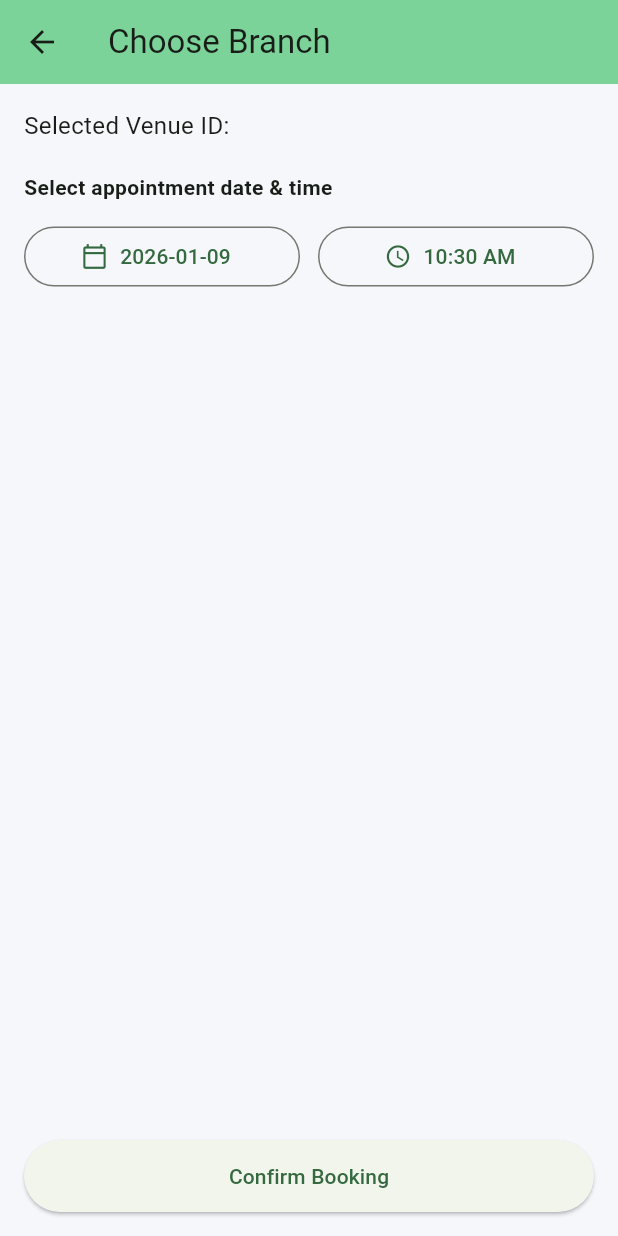
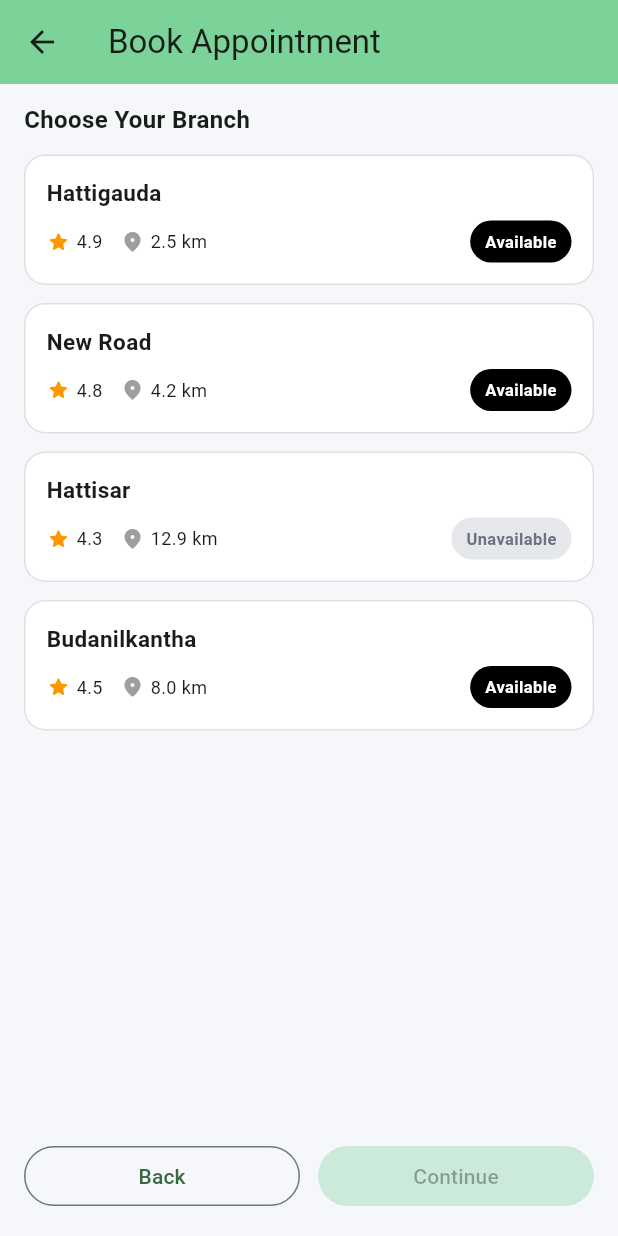
Before and after one commit to sujal-shrestha/queless_frontend, a Flutter app: the ChooseBranchScreen screen opened directly with empty values, on a phone screen of 412 x 824 dp. Run offline on Flutter 3.47's test engine with Material 3 defaults, Android fonts, the phone set to English and light mode, and no system bars; our stand-ins replace shared_preferences; accounts and stored records are empty.

```diff
--- a/lib/views/booking/choose_branch_screen.dart
+++ b/lib/views/booking/choose_branch_screen.dart
@@ -1,5 +1,5 @@
 import 'package:flutter/material.dart';
-import '../../data/services/booking_service.dart';
+import 'booking_flow_args.dart';
 
 class ChooseBranchScreen extends StatefulWidget {
   const ChooseBranchScreen({super.key});
@@ -9,132 +9,148 @@ class ChooseBranchScreen extends StatefulWidget {
 }
 
 class _ChooseBranchScreenState extends State<ChooseBranchScreen> {
-  final BookingService _service = BookingService();
+  String? selectedBranchId;
+  String? selectedBranchName;
 
-  DateTime _selectedDate = DateTime.now();
-  TimeOfDay _selectedTime = TimeOfDay.now();
-  bool _loading = false;
+  final List<Map<String, dynamic>> branches = const [
+    {'id': 'b1', 'name': 'Hattigauda', 'rating': 4.9, 'distance': '2.5 km', 'available': true},
+    {'id': 'b2', 'name': 'New Road', 'rating': 4.8, 'distance': '4.2 km', 'available': true},
+    {'id': 'b3', 'name': 'Hattisar', 'rating': 4.3, 'distance': '12.9 km', 'available': false},
+    {'id': 'b4', 'name': 'Budanilkantha', 'rating': 4.5, 'distance': '8.0 km', 'available': true},
+  ];
 
-  Future<void> _pickDate() async {
-    final now = DateTime.now();
-    final picked = await showDatePicker(
-      context: context,
-      initialDate: _selectedDate,
-      firstDate: DateTime(now.year, now.month, now.day),
-      lastDate: DateTime(now.year + 2),
-    );
-    if (picked == null) return;
-    setState(() => _selectedDate = picked);
-  }
-
-  Future<void> _pickTime() async {
-    final picked = await showTimePicker(
-      context: context,
-      initialTime: _selectedTime,
-    );
-    if (picked == null) return;
-    setState(() => _selectedTime = picked);
-  }
-
-  DateTime _combinedDateTime() {
-    return DateTime(
-      _selectedDate.year,
-      _selectedDate.month,
-      _selectedDate.day,
-      _selectedTime.hour,
-      _selectedTime.minute,
-    );
-  }
-
-  Future<void> _confirm(String venueId) async {
-    setState(() => _loading = true);
-
-    final scheduledAt = _combinedDateTime();
-
-    final res = await _service.createBooking(
-      venueId: venueId,
-      title: "Appointment",
-      scheduledAt: scheduledAt,
-    );
-
-    setState(() => _loading = false);
-
-    final status = res['statusCode'] as int;
-    final data = res['data'];
-
-    if (status < 200 || status >= 300) {
-      final msg = (data is Map && data['message'] != null)
-          ? data['message'].toString()
-          : 'Booking failed';
-      if (!mounted) return;
-      ScaffoldMessenger.of(context).showSnackBar(SnackBar(content: Text(msg)));
-      return;
-    }
-
-    if (!mounted) return;
-    ScaffoldMessenger.of(context).showSnackBar(
-      const SnackBar(content: Text("Booking confirmed")),
-    );
-
-    Navigator.of(context).popUntil((r) => r.settings.name == '/home' || r.isFirst);
+  void _continue(BookingDraft draft) {
+    if (selectedBranchId == null || selectedBranchName == null) return;
+    final next = draft.copyWith(branchId: selectedBranchId, branchName: selectedBranchName);
+    Navigator.pushNamed(context, '/select-date', arguments: next);
   }
 
   @override
   Widget build(BuildContext context) {
-    final venueId = ModalRoute.of(context)!.settings.arguments as String;
+    final draft = ModalRoute.of(context)!.settings.arguments as BookingDraft;
 
     return Scaffold(
       appBar: AppBar(
-        title: const Text("Choose Branch"),
+        title: const Text('Book Appointment'),
         backgroundColor: const Color(0xFF7CD39A),
         elevation: 0,
+        leading: IconButton(
+          icon: const Icon(Icons.arrow_back),
+          onPressed: () => Navigator.pop(context),
+        ),
       ),
-      body: Padding(
-        padding: const EdgeInsets.all(16),
-        child: Column(
-          crossAxisAlignment: CrossAxisAlignment.start,
-          children: [
-            Text("Selected Venue ID: $venueId", style: const TextStyle(fontSize: 16)),
-            const SizedBox(height: 20),
+      body: Column(
+        children: [
+          const SizedBox(height: 12),
+          const Padding(
+            padding: EdgeInsets.symmetric(horizontal: 16),
+            child: Align(
+              alignment: Alignment.centerLeft,
+              child: Text('Choose Your Branch', style: TextStyle(fontSize: 16, fontWeight: FontWeight.w600)),
+            ),
+          ),
+          const SizedBox(height: 12),
+          Expanded(
+            child: ListView.builder(
+              padding: const EdgeInsets.symmetric(horizontal: 16),
+              itemCount: branches.length,
+              itemBuilder: (context, i) {
+                final b = branches[i];
+                final isSelected = selectedBranchId == b['id'];
 
-            const Text("Select appointment date & time", style: TextStyle(fontWeight: FontWeight.w600)),
-            const SizedBox(height: 12),
-
-            Row(
+                return GestureDetector(
+                  onTap: () {
+                    setState(() {
+                      selectedBranchId = b['id'] as String;
+                      selectedBranchName = b['name'] as String;
+                    });
+                  },
+                  child: Container(
+                    margin: const EdgeInsets.only(bottom: 12),
+                    padding: const EdgeInsets.all(14),
+                    decoration: BoxDecoration(
+                      color: Colors.white,
+                      borderRadius: BorderRadius.circular(14),
+                      border: Border.all(
+                        color: isSelected ? const Color(0xFF16C25A) : Colors.grey.shade300,
+                        width: isSelected ? 2 : 1,
+                      ),
+                    ),
+                    child: Column(
+                      crossAxisAlignment: CrossAxisAlignment.start,
+                      children: [
+                        Text(
+                          b['name'] as String,
+                          style: const TextStyle(fontSize: 15, fontWeight: FontWeight.w700),
+                        ),
+                        const SizedBox(height: 8),
+                        Row(
+                          children: [
+                            const Icon(Icons.star_rounded, size: 16, color: Colors.orange),
+                            const SizedBox(width: 4),
+                            Text('${b['rating']}', style: const TextStyle(fontSize: 12)),
+                            const SizedBox(width: 12),
+                            const Icon(Icons.place_rounded, size: 16, color: Colors.grey),
+                            const SizedBox(width: 4),
+                            Text('${b['distance']}', style: const TextStyle(fontSize: 12)),
+                            const Spacer(),
+                            _AvailabilityChip(available: b['available'] as bool),
+                          ],
+                        ),
+                      ],
+                    ),
+                  ),
+                );
+              },
+            ),
+          ),
+          Padding(
+            padding: const EdgeInsets.fromLTRB(16, 8, 16, 16),
+            child: Row(
               children: [
                 Expanded(
-                  child: OutlinedButton.icon(
-                    onPressed: _pickDate,
-                    icon: const Icon(Icons.calendar_today_outlined),
-                    label: Text("${_selectedDate.year}-${_selectedDate.month.toString().padLeft(2, "0")}-${_selectedDate.day.toString().padLeft(2, "0")}"),
+                  child: OutlinedButton(
+                    onPressed: () => Navigator.pop(context),
+                    child: const Text('Back'),
                   ),
                 ),
                 const SizedBox(width: 12),
                 Expanded(
-                  child: OutlinedButton.icon(
-                    onPressed: _pickTime,
-                    icon: const Icon(Icons.access_time),
-                    label: Text(_selectedTime.format(context)),
+                  child: ElevatedButton(
+                    style: ElevatedButton.styleFrom(
+                      backgroundColor: const Color(0xFF7CD39A),
+                      disabledBackgroundColor: const Color(0xFF7CD39A).withOpacity(0.35),
+                    ),
+                    onPressed: selectedBranchId == null ? null : () => _continue(draft),
+                    child: const Text('Continue'),
                   ),
                 ),
               ],
             ),
-
-            const Spacer(),
-
-            SizedBox(
-              width: double.infinity,
-              height: 48,
-              child: ElevatedButton(
-                onPressed: _loading ? null : () => _confirm(venueId),
-                child: _loading
-                    ? const SizedBox(height: 18, width: 18, child: CircularProgressIndicator(strokeWidth: 2))
-                    : const Text("Confirm Booking"),
-              ),
-            ),
-          ],
-        ),
+          )
+        ],
       ),
     );
   }
 }
+
+class _AvailabilityChip extends StatelessWidget {
+  final bool available;
+
+  const _AvailabilityChip({required this.available});
+
+  @override
+  Widget build(BuildContext context) {
+    final bg = available ? Colors.black : const Color(0xFFE5E7EB);
+    final fg = available ? Colors.white : const Color(0xFF6B7280);
+
+    return Container(
+      padding: const EdgeInsets.symmetric(horizontal: 10, vertical: 6),
+      decoration: BoxDecoration(
+        color: bg,
+        borderRadius: BorderRadius.circular(14),
+      ),
+      child: Text(available ? 'Available' : 'Unavailable', style: TextStyle(color: fg, fontSize: 11, fontWeight: FontWeight.w600)),
+    );
+  }
+}
```
